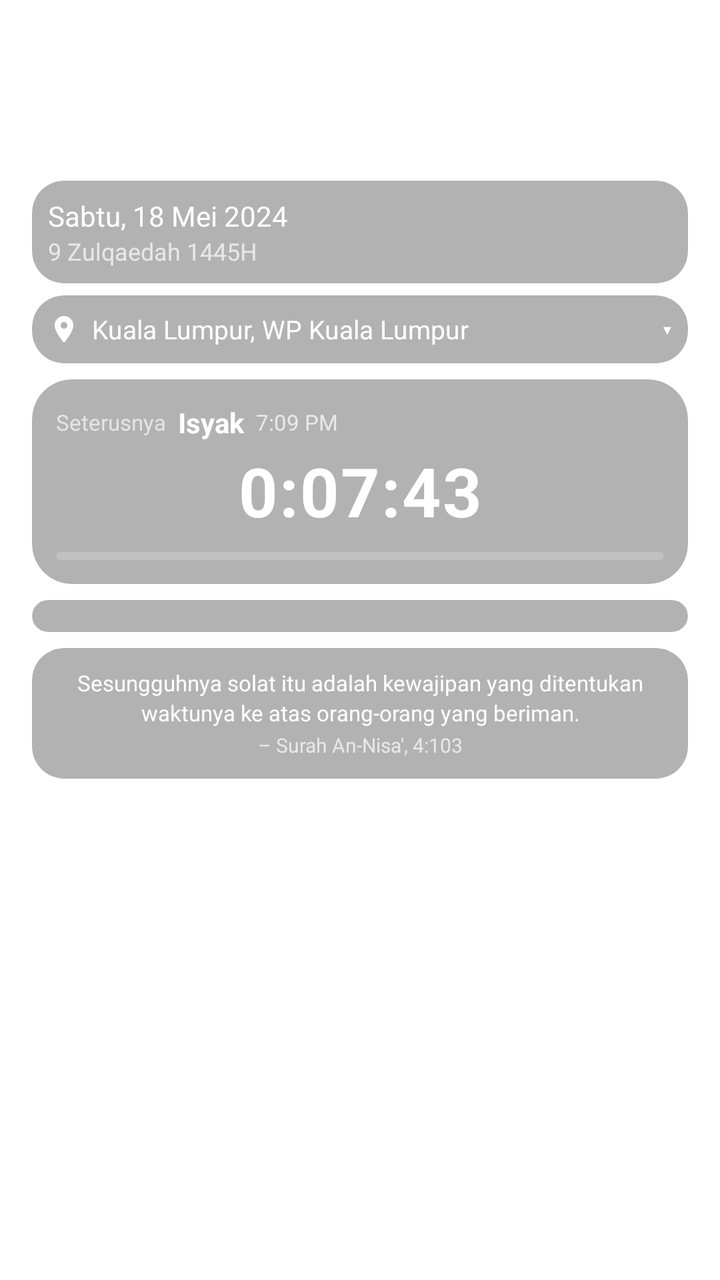
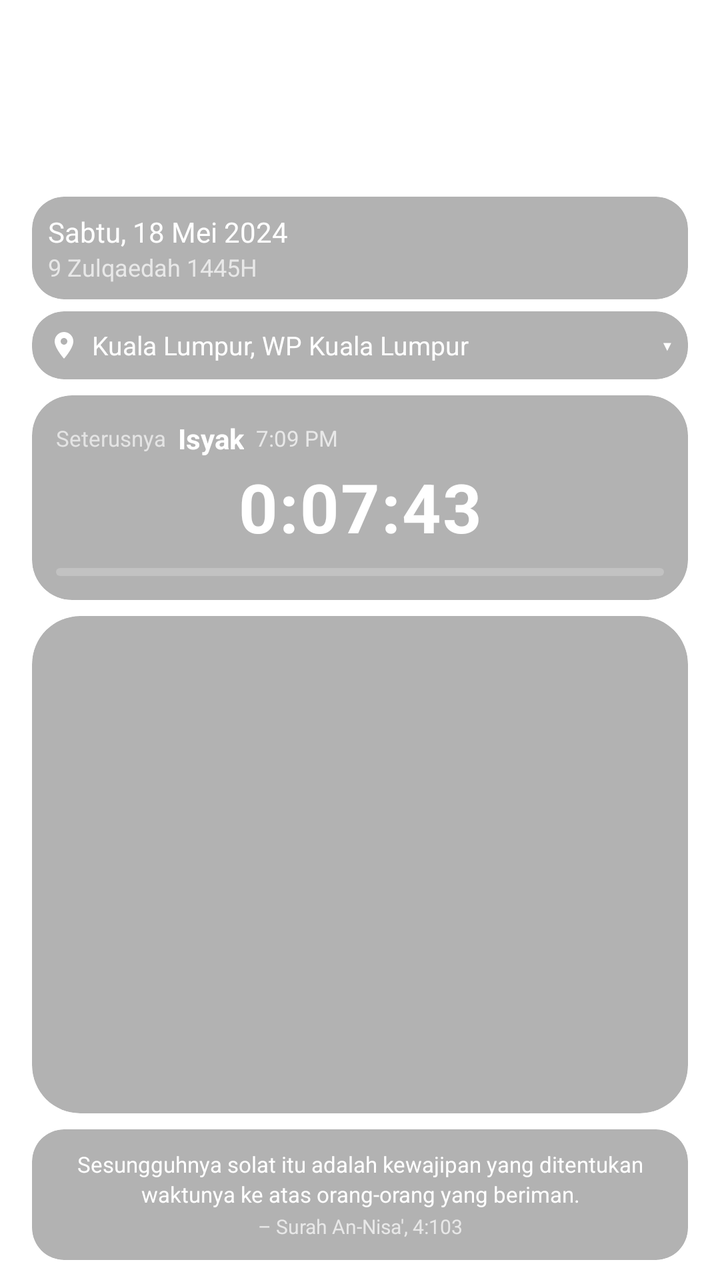

The first picture is an Android layout as it rendered before a commit; the second is the same layout after the commit. The layout source and the unified diff follow.
<!-- AndroidManifest.xml: application theme Theme.WaktuSolat -->
<!-- res/layout/fragment_waktu_solat.xml -->
<?xml version="1.0" encoding="utf-8"?>
<androidx.core.widget.NestedScrollView xmlns:android="http://schemas.android.com/apk/res/android"
    xmlns:app="http://schemas.android.com/apk/res-auto"
    android:layout_width="match_parent"
    android:layout_height="match_parent"
    android:fillViewport="true"
    android:overScrollMode="never"
    android:scrollbars="none">

    <LinearLayout
        android:layout_width="match_parent"
        android:layout_height="wrap_content"
        android:orientation="vertical"
        android:paddingBottom="10dp">

        <LinearLayout
            android:layout_width="match_parent"
            android:layout_height="wrap_content"
            android:gravity="center_horizontal"
            android:orientation="vertical"
            android:paddingStart="16dp"
            android:paddingTop="10dp"
            android:paddingEnd="16dp">

            <TextView
                android:id="@+id/tv_greeting"
                android:layout_width="match_parent"
                android:layout_height="wrap_content"
                android:alpha="0.75"
                android:gravity="center"
                android:maxLines="1"
                android:text="Assalamu'alaikum"
                android:textColor="#FFFFFF"
                android:textSize="12sp" />

            <TextView
                android:id="@+id/tv_app_title"
                android:layout_width="match_parent"
                android:layout_height="wrap_content"
                android:gravity="center"
                android:text="Waktu Solat"
                android:textColor="#FFFFFF"
                android:textSize="26sp"
                android:textStyle="bold" />

            <TextView
                android:id="@+id/tv_country"
                android:layout_width="match_parent"
                android:layout_height="wrap_content"
                android:alpha="0.7"
                android:gravity="center"
                android:maxLines="1"
                android:text="Malaysia"
                android:textColor="#FFFFFF"
                android:textSize="14sp"
                app:autoSizeMaxTextSize="14sp"
                app:autoSizeMinTextSize="10sp"
                app:autoSizeStepGranularity="1sp"
                app:autoSizeTextType="uniform" />
        </LinearLayout>

        <com.google.android.material.card.MaterialCardView
            android:id="@+id/card_date"
            android:layout_width="match_parent"
            android:layout_height="wrap_content"
            android:layout_marginStart="16dp"
            android:layout_marginTop="10dp"
            android:layout_marginEnd="16dp"
            app:cardBackgroundColor="#4D000000"
            app:cardCornerRadius="16dp"
            app:cardElevation="0dp">

            <LinearLayout
                android:layout_width="match_parent"
                android:layout_height="wrap_content"
                android:orientation="vertical"
                android:padding="8dp">

                <TextView
                    android:id="@+id/tv_date"
                    android:layout_width="wrap_content"
                    android:layout_height="wrap_content"
                    android:text="Sabtu, 18 Mei 2024"
                    android:textColor="#FFFFFF"
                    android:textSize="14sp" />

                <TextView
                    android:id="@+id/tv_hijri"
                    android:layout_width="wrap_content"
                    android:layout_height="wrap_content"
                    android:alpha="0.7"
                    android:text="9 Zulqaedah 1445H"
                    android:textColor="#FFFFFF"
                    android:textSize="12sp" />
            </LinearLayout>
        </com.google.android.material.card.MaterialCardView>

        <com.google.android.material.card.MaterialCardView
            android:id="@+id/card_zone"
            android:layout_width="match_parent"
            android:layout_height="wrap_content"
            android:layout_marginStart="16dp"
            android:layout_marginTop="6dp"
            android:layout_marginEnd="16dp"
            app:cardBackgroundColor="#4D000000"
            app:cardCornerRadius="16dp"
            app:cardElevation="0dp">

            <LinearLayout
                android:id="@+id/ll_zone_selector"
                android:layout_width="match_parent"
                android:layout_height="wrap_content"
                android:clickable="true"
                android:focusable="true"
                android:gravity="center_vertical"
                android:orientation="horizontal"
                android:padding="8dp">

                <ImageView
                    android:layout_width="16dp"
                    android:layout_height="16dp"
                    android:layout_marginEnd="6dp"
                    android:src="@drawable/ic_location" />

                <TextView
                    android:id="@+id/tv_zone"
                    android:layout_width="0dp"
                    android:layout_height="wrap_content"
                    android:layout_weight="1"
                    android:maxLines="1"
                    android:text="Kuala Lumpur, WP Kuala Lumpur"
                    android:textColor="#FFFFFF"
                    android:textSize="13sp"
                    app:autoSizeMaxTextSize="13sp"
                    app:autoSizeMinTextSize="9sp"
                    app:autoSizeStepGranularity="1sp"
                    app:autoSizeTextType="uniform" />

                <TextView
                    android:layout_width="wrap_content"
                    android:layout_height="wrap_content"
                    android:text=" ▾"
                    android:textColor="#FFFFFF"
                    android:textSize="13sp" />
            </LinearLayout>
        </com.google.android.material.card.MaterialCardView>

        <com.google.android.material.card.MaterialCardView
            android:id="@+id/card_timer"
            android:layout_width="match_parent"
            android:layout_height="wrap_content"
            android:layout_marginStart="16dp"
            android:layout_marginTop="8dp"
            android:layout_marginEnd="16dp"
            app:cardBackgroundColor="#4D000000"
            app:cardCornerRadius="20dp"
            app:cardElevation="0dp">

            <LinearLayout
                android:layout_width="match_parent"
                android:layout_height="wrap_content"
                android:orientation="vertical"
                android:padding="12dp">

                <LinearLayout
                    android:layout_width="match_parent"
                    android:layout_height="wrap_content"
                    android:gravity="center_vertical"
                    android:orientation="horizontal">

                    <TextView
                        android:layout_width="wrap_content"
                        android:layout_height="wrap_content"
                        android:alpha="0.65"
                        android:text="Seterusnya"
                        android:textColor="#FFFFFF"
                        android:textSize="11sp" />

                    <TextView
                        android:id="@+id/tv_next_name"
                        android:layout_width="wrap_content"
                        android:layout_height="wrap_content"
                        android:layout_marginStart="6dp"
                        android:text="Isyak"
                        android:textColor="#FFFFFF"
                        android:textSize="14sp"
                        android:textStyle="bold" />

                    <TextView
                        android:id="@+id/tv_next_time"
                        android:layout_width="0dp"
                        android:layout_height="wrap_content"
                        android:layout_marginStart="6dp"
                        android:layout_weight="1"
                        android:alpha="0.7"
                        android:text="7:09 PM"
                        android:textColor="#FFFFFF"
                        android:textSize="11sp" />
                </LinearLayout>

                <TextView
                    android:id="@+id/tv_next_countdown"
                    android:layout_width="match_parent"
                    android:layout_height="wrap_content"
                    android:layout_marginTop="2dp"
                    android:fontFeatureSettings="tnum"
                    android:gravity="center"
                    android:letterSpacing="0.02"
                    android:maxLines="1"
                    android:text="0:07:43"
                    android:textColor="#FFFFFF"
                    android:textSize="34sp"
                    android:textStyle="bold"
                    app:autoSizeMaxTextSize="34sp"
                    app:autoSizeMinTextSize="22sp"
                    app:autoSizeStepGranularity="1sp"
                    app:autoSizeTextType="uniform" />

                <ProgressBar
                    android:id="@+id/progress_next"
                    style="?android:attr/progressBarStyleHorizontal"
                    android:layout_width="match_parent"
                    android:layout_height="4dp"
                    android:layout_marginTop="8dp"
                    android:max="100"
                    android:progressDrawable="@drawable/progress_green" />
            </LinearLayout>
        </com.google.android.material.card.MaterialCardView>

        <com.google.android.material.card.MaterialCardView
            android:id="@+id/card_prayer_list"
            android:layout_width="match_parent"
            android:layout_height="wrap_content"
            android:layout_marginStart="16dp"
            android:layout_marginTop="8dp"
            android:layout_marginEnd="16dp"
            app:cardBackgroundColor="#4D000000"
            app:cardCornerRadius="24dp"
            app:cardElevation="0dp">

            <androidx.recyclerview.widget.RecyclerView
                android:id="@+id/rv_prayer_times"
                android:layout_width="match_parent"
                android:layout_height="wrap_content"
                android:nestedScrollingEnabled="false"
                android:overScrollMode="never"
                android:padding="8dp"
                android:clipToPadding="false" />
        </com.google.android.material.card.MaterialCardView>

        <com.google.android.material.card.MaterialCardView
            android:id="@+id/card_verse"
            android:layout_width="match_parent"
            android:layout_height="wrap_content"
            android:layout_marginStart="16dp"
            android:layout_marginTop="8dp"
            android:layout_marginEnd="16dp"
            app:cardBackgroundColor="#4D000000"
            app:cardCornerRadius="16dp"
            app:cardElevation="0dp">

            <LinearLayout
                android:layout_width="match_parent"
                android:layout_height="wrap_content"
                android:orientation="vertical"
                android:padding="10dp">

                <TextView
                    android:id="@+id/tv_quran_text"
                    android:layout_width="match_parent"
                    android:layout_height="wrap_content"
                    android:gravity="center"
                    android:lineSpacingExtra="2dp"
                    android:text="Sesungguhnya solat itu adalah kewajipan yang ditentukan waktunya ke atas orang-orang yang beriman."
                    android:textColor="#FFFFFF"
                    android:textSize="11sp"
                    app:autoSizeMaxTextSize="11sp"
                    app:autoSizeMinTextSize="9sp"
                    app:autoSizeStepGranularity="1sp"
                    app:autoSizeTextType="uniform" />

                <TextView
                    android:id="@+id/tv_quran_ref"
                    android:layout_width="match_parent"
                    android:layout_height="wrap_content"
                    android:layout_marginTop="2dp"
                    android:alpha="0.7"
                    android:gravity="center"
                    android:text="– Surah An-Nisa', 4:103"
                    android:textColor="#FFFFFF"
                    android:textSize="10sp" />
            </LinearLayout>
        </com.google.android.material.card.MaterialCardView>
    </LinearLayout>
</androidx.core.widget.NestedScrollView>
<!-- resources referenced by this layout -->
<resources>
  <!-- drawable ic_location (drawable) -->
  <?xml version="1.0" encoding="utf-8"?>
  <vector xmlns:android="http://schemas.android.com/apk/res/android"
      android:width="24dp"
      android:height="24dp"
      android:viewportWidth="24"
      android:viewportHeight="24">
      <path
          android:fillColor="#FFFFFF"
          android:pathData="M12,2C8.13,2 5,5.13 5,9c0,5.25 7,13 7,13s7,-7.75 7,-13c0,-3.87 -3.13,-7 -7,-7zm0,9.5c-1.38,0 -2.5,-1.12 -2.5,-2.5s1.12,-2.5 2.5,-2.5 2.5,1.12 2.5,2.5 -1.12,2.5 -2.5,2.5z" />
  </vector>
  <!-- drawable progress_green (drawable) -->
  <?xml version="1.0" encoding="utf-8"?>
  <layer-list xmlns:android="http://schemas.android.com/apk/res/android">
      <item android:id="@android:id/background">
          <shape android:shape="rectangle">
              <corners android:radius="2dp" />
              <solid android:color="#33FFFFFF" />
          </shape>
      </item>
      <item android:id="@android:id/progress">
          <clip>
              <shape android:shape="rectangle">
                  <corners android:radius="2dp" />
                  <solid android:color="#4CAF50" />
              </shape>
          </clip>
      </item>
  </layer-list>
  <style name="Theme.WaktuSolat" parent="Theme.MaterialComponents.DayNight.NoActionBar">
          <item name="colorPrimary">@color/green_medium</item>
          <item name="colorPrimaryDark">@color/green_dark</item>
          <item name="colorAccent">@color/green_accent</item>
          <item name="android:statusBarColor">@android:color/transparent</item>
          <item name="android:navigationBarColor">@android:color/transparent</item>
      </style>
  <color name="green_medium">#2E7D32</color>
  <color name="green_dark">#1B5E20</color>
  <color name="green_accent">#A5D6A7</color>
</resources>

<!-- the commit's change to res/layout/fragment_waktu_solat.xml (unified diff, before → after) -->
@@ -31,7 +31,7 @@
                 android:maxLines="1"
                 android:text="Assalamu'alaikum"
                 android:textColor="#FFFFFF"
-                android:textSize="12sp" />
+                android:textSize="18sp" />
 
             <TextView
                 android:id="@+id/tv_app_title"
@@ -231,6 +231,7 @@
             android:id="@+id/card_prayer_list"
             android:layout_width="match_parent"
             android:layout_height="wrap_content"
+            android:layout_weight="1"
             android:layout_marginStart="16dp"
             android:layout_marginTop="8dp"
             android:layout_marginEnd="16dp"
@@ -242,6 +243,7 @@
                 android:id="@+id/rv_prayer_times"
                 android:layout_width="match_parent"
                 android:layout_height="wrap_content"
+                android:layout_gravity="center_vertical"
                 android:nestedScrollingEnabled="false"
                 android:overScrollMode="never"
                 android:padding="8dp"
